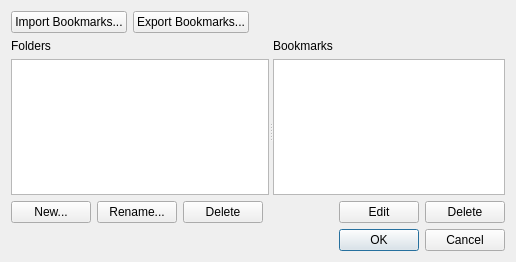
The window that src/lib/marble/BookmarkManagerDialog.ui (KDE/marble) describes before a commit, drawn with Qt 5.
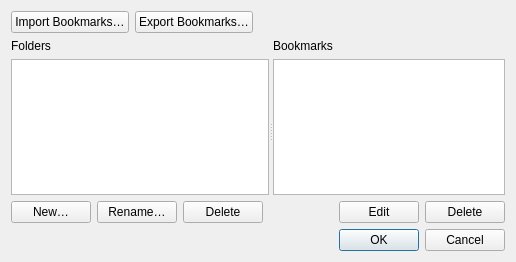
The same window after the commit.

What changed in the file:
```diff
--- a/src/lib/marble/BookmarkManagerDialog.ui
+++ b/src/lib/marble/BookmarkManagerDialog.ui
@@ -22,7 +22,7 @@
         <bool>true</bool>
        </property>
        <property name="text">
-        <string>Import Bookmarks...</string>
+        <string>Import Bookmarks…</string>
        </property>
       </widget>
      </item>
@@ -32,7 +32,7 @@
         <bool>true</bool>
        </property>
        <property name="text">
-        <string>Export Bookmarks...</string>
+        <string>Export Bookmarks…</string>
        </property>
       </widget>
      </item>
@@ -71,14 +71,14 @@
           <bool>true</bool>
          </property>
          <property name="text">
-          <string>New...</string>
+          <string>New…</string>
          </property>
         </widget>
        </item>
        <item row="2" column="1">
         <widget class="QPushButton" name="renameFolderButton">
          <property name="text">
-          <string>Rename...</string>
+          <string>Rename…</string>
          </property>
         </widget>
        </item>
```
